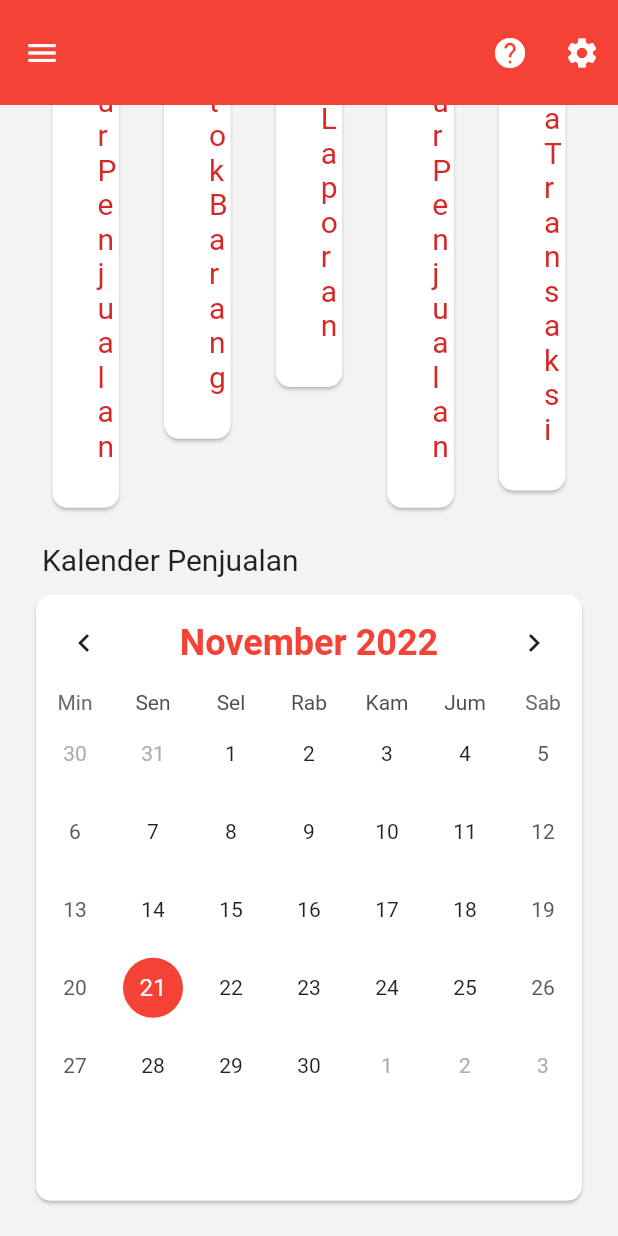
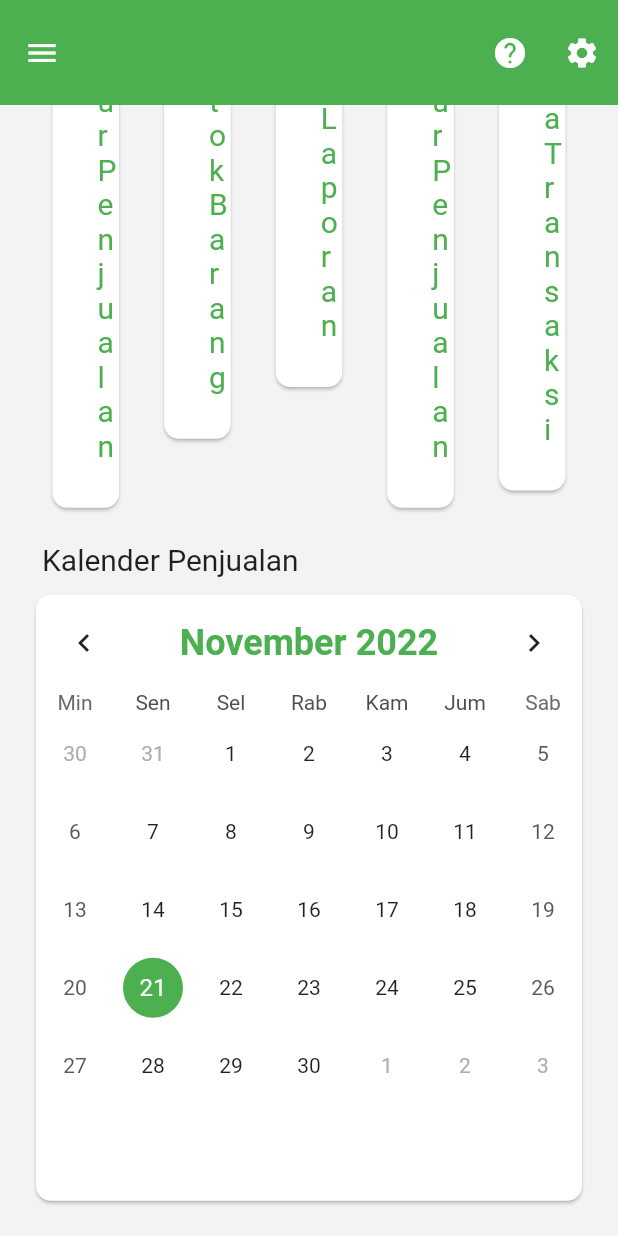
Before and after one commit to bhomank27/kasir_online, a Flutter app: the screen it shows after launch, scrolled down 290 dp, on a phone screen of 412 x 824 dp. Run offline on Flutter 3.47's test engine with Material 2 defaults, Android fonts, the light colour scheme and no system bars; drawn by our look-alikes of table_calendar.

Commit message:
add color theme

```diff
--- a/lib/screen/dashboard_screen.dart
+++ b/lib/screen/dashboard_screen.dart
@@ -40,7 +40,7 @@ class _DashboarScreenState extends State<DashboarScreen> {
       body: SingleChildScrollView(
         child: Stack(children: [
           Container(
-            color: Colors.red,
+            color: Theme.of(context).primaryColor,
             height: size.height / 5,
             width: size.width,
           ),
@@ -80,11 +80,11 @@ class _DashboarScreenState extends State<DashboarScreen> {
                   shape: RoundedRectangleBorder(
                       borderRadius: BorderRadius.circular(10)),
                   child: TableCalendar(
-                    calendarStyle: const CalendarStyle(
+                    calendarStyle: CalendarStyle(
                         todayDecoration: BoxDecoration(
-                            color: Colors.red, shape: BoxShape.circle),
+                            color: Theme.of(context).primaryColor, shape: BoxShape.circle),
                         selectedDecoration: BoxDecoration(
-                            color: Colors.orange, shape: BoxShape.circle)),
+                            color: (Theme.of(context).primaryColor).withOpacity(0.6), shape: BoxShape.circle)),
                     onDaySelected: _onDaySelected,
                     selectedDayPredicate: ((day) {
                       isVisible = true;
@@ -96,11 +96,11 @@ class _DashboarScreenState extends State<DashboarScreen> {
                       });
                     }),
                     locale: "id",
-                    headerStyle: const HeaderStyle(
+                    headerStyle: HeaderStyle(
                         formatButtonVisible: false,
                         titleCentered: true,
                         titleTextStyle: TextStyle(
-                            color: Colors.red,
+                            color: Theme.of(context).primaryColor,
                             fontSize: 24,
                             fontWeight: FontWeight.bold)),
                     availableGestures: AvailableGestures.all,
@@ -120,9 +120,7 @@ class _DashboarScreenState extends State<DashboarScreen> {
             mainAxisAlignment: MainAxisAlignment.start,
             crossAxisAlignment: CrossAxisAlignment.start,
             children: [
-              Padding(
-                padding: const EdgeInsets.all(1.0),
-                child: Row(
+              Row(
                 mainAxisAlignment: MainAxisAlignment.spaceBetween,
                 children: [
                   Text(
@@ -137,11 +135,9 @@ class _DashboarScreenState extends State<DashboarScreen> {
                       icon: const Icon(Icons.close)),
                 ],
               ),
-              ),
-              Column(
-                  children: List.generate(
-                      2,
-                      (index) => const SizedBox(
+              Container(
+                height: MediaQuery.of(context).size.height /2.1,
+                child: ListView.builder(itemBuilder: (context,builder)=> const SizedBox(
                   width: double.infinity,
                   child: Card(
                     child: Padding(
@@ -154,7 +150,8 @@ class _DashboarScreenState extends State<DashboarScreen> {
                       ),
                     ),
                   ),
-                          ))),
+                )),
+              )
             ],
           )),
         )
@@ -193,8 +190,9 @@ class NavbarMain extends StatelessWidget {
                 Image.asset(
                   "assets/icon/transaksi.png",
                   height: 50,
+                  color: Theme.of(context).primaryColor,
                 ),
-                Text("Transaksi Baru", style: style.headline2)
+                Text("Transaksi Baru", style: style.headline2!.copyWith(color: Theme.of(context).primaryColor))
               ],
             ),
           ),
@@ -270,8 +268,9 @@ class ButtonDashboard extends StatelessWidget {
                   Image.asset(
                     "assets/icon/$icon",
                     height: 50,
+                    color: Theme.of(context).primaryColor,
                   ),
-                  Text(title!, style: style.headline2)
+                  Text(title!, style: style.headline2!.copyWith(color: Theme.of(context).primaryColor))
                 ],
               ),
             ),
--- a/lib/theme/theme.dart
+++ b/lib/theme/theme.dart
@@ -5,11 +5,12 @@ Color kWhite = const Color(0xffF3F3F3);
 
 ThemeData theme = ThemeData(
     scaffoldBackgroundColor: kWhite,
-    primarySwatch: Colors.red,
+    primaryColor: Colors.green,
+    primarySwatch: Colors.green,
     primaryTextTheme: const TextTheme(headline1: TextStyle(fontSize: 24)),
     textTheme: const TextTheme(
       subtitle1: TextStyle(fontSize: 16),
       headline1: TextStyle(fontSize: 24, fontWeight: FontWeight.bold),
-      headline2: TextStyle(fontSize: 20, color: Color(0xffd62828)),
+      headline2: TextStyle(fontSize: 20, color: Colors.red),
       headline3: TextStyle(fontSize: 20),
     ));
--- a/lib/widget/drawer_main.dart
+++ b/lib/widget/drawer_main.dart
@@ -54,10 +54,10 @@ class DrawerMain extends StatelessWidget {
       ListTile(
         onTap: () =>
             Navigator.pushNamedAndRemoveUntil(context, "/", (route) => false),
-        leading: const Icon(
+        leading: Icon(
           Icons.dashboard,
           size: 30,
-          color: Colors.red,
+          color:Theme.of(context).primaryColor,
         ),
         title: const Text("Dashboard", style: TextStyle(fontSize: 24)),
       ),
```
Also changed, not shown: lib/screen/profile_screen.dart (+6 -6 lines), lib/screen/retur_penjualan_screen.dart (+5 -6 lines), lib/screen/transaksi_screen.dart (+11 -6 lines). Lines whose indentation alone changed are shown as unchanged.
